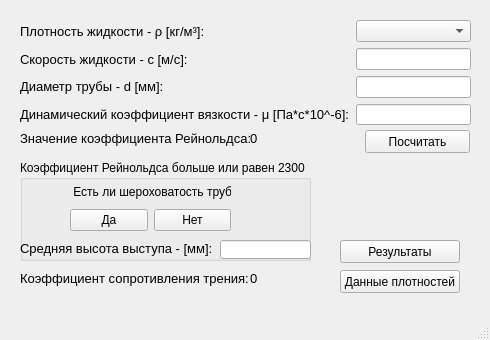
Old version of the form layouts/windowMain.ui in the repository flemimac/frictionCalculator.
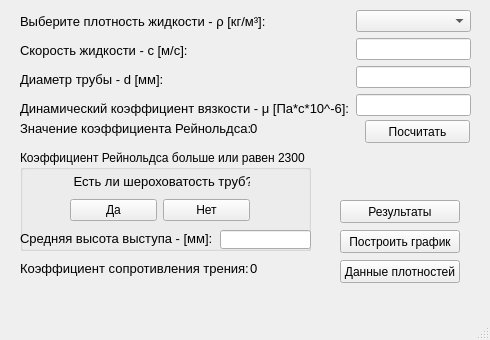
New version of the form.

Patch:
```diff
--- a/layouts/windowMain.ui
+++ b/layouts/windowMain.ui
@@ -30,9 +30,9 @@
     <property name="geometry">
      <rect>
       <x>20</x>
-      <y>20</y>
+      <y>10</y>
       <width>451</width>
-      <height>105</height>
+      <height>110</height>
      </rect>
     </property>
     <layout class="QHBoxLayout" name="layoutInput">
@@ -46,7 +46,7 @@
           </font>
          </property>
          <property name="text">
-          <string>Плотность жидкости - ρ [кг/м³]:</string>
+          <string>Выберите плотность жидкости - ρ [кг/м³]:</string>
          </property>
         </widget>
        </item>
@@ -110,7 +110,7 @@
     <property name="geometry">
      <rect>
       <x>20</x>
-      <y>130</y>
+      <y>120</y>
       <width>230</width>
       <height>16</height>
      </rect>
@@ -128,7 +128,7 @@
     <property name="geometry">
      <rect>
       <x>250</x>
-      <y>130</y>
+      <y>120</y>
       <width>100</width>
       <height>16</height>
      </rect>
@@ -146,7 +146,7 @@
     <property name="geometry">
      <rect>
       <x>20</x>
-      <y>160</y>
+      <y>150</y>
       <width>291</width>
       <height>101</height>
      </rect>
@@ -159,13 +159,18 @@
       <rect>
        <x>50</x>
        <y>20</y>
-       <width>161</width>
+       <width>180</width>
        <height>51</height>
       </rect>
      </property>
      <layout class="QVBoxLayout" name="verticalRoughness">
       <item>
        <widget class="QLabel" name="labelRoughness">
+        <property name="font">
+         <font>
+          <pointsize>10</pointsize>
+         </font>
+        </property>
         <property name="text">
          <string> Есть ли шероховатость труб?</string>
         </property>
@@ -224,7 +229,7 @@
     <property name="geometry">
      <rect>
       <x>250</x>
-      <y>270</y>
+      <y>260</y>
       <width>100</width>
       <height>16</height>
      </rect>
@@ -242,7 +247,7 @@
     <property name="geometry">
      <rect>
       <x>20</x>
-      <y>270</y>
+      <y>260</y>
       <width>230</width>
       <height>16</height>
      </rect>
@@ -260,7 +265,7 @@
     <property name="geometry">
      <rect>
       <x>365</x>
-      <y>130</y>
+      <y>120</y>
       <width>105</width>
       <height>23</height>
      </rect>
@@ -273,7 +278,7 @@
     <property name="geometry">
      <rect>
       <x>340</x>
-      <y>270</y>
+      <y>260</y>
       <width>120</width>
       <height>23</height>
      </rect>
@@ -286,7 +291,7 @@
     <property name="geometry">
      <rect>
       <x>340</x>
-      <y>240</y>
+      <y>200</y>
       <width>120</width>
       <height>23</height>
      </rect>
@@ -295,6 +300,19 @@
      <string>Результаты</string>
     </property>
    </widget>
+   <widget class="QPushButton" name="buttonCheckGraph">
+    <property name="geometry">
+     <rect>
+      <x>340</x>
+      <y>230</y>
+      <width>120</width>
+      <height>23</height>
+     </rect>
+    </property>
+    <property name="text">
+     <string>Построить график</string>
+    </property>
+   </widget>
   </widget>
   <widget class="QMenuBar" name="menubar">
    <property name="geometry">
```
